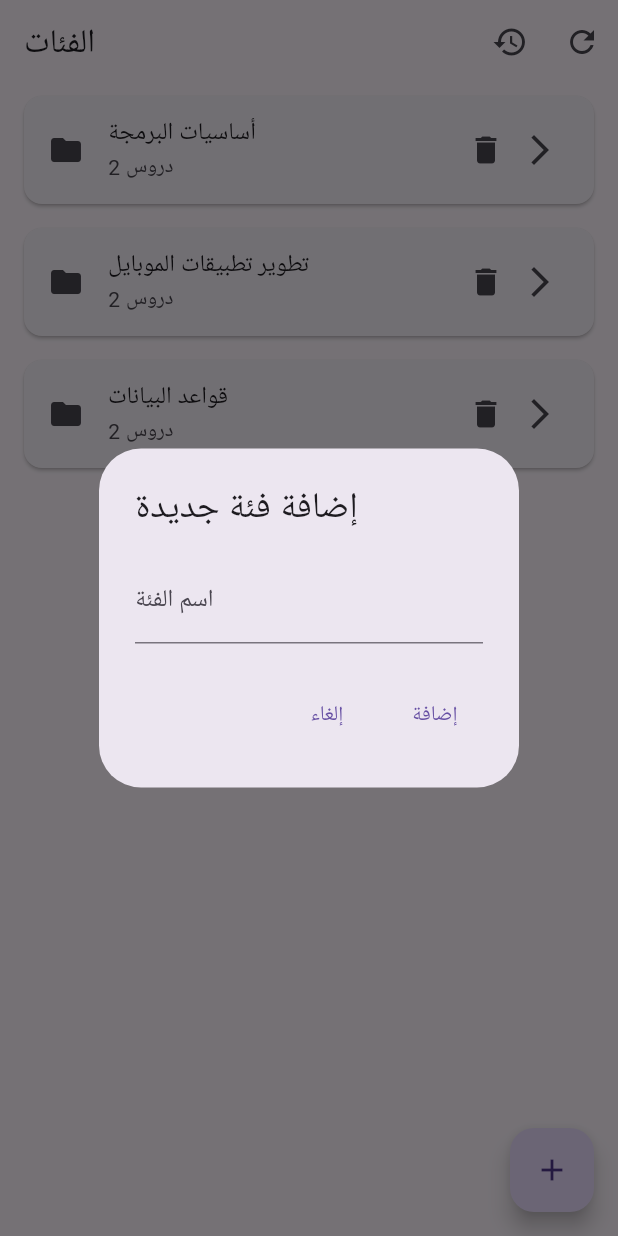
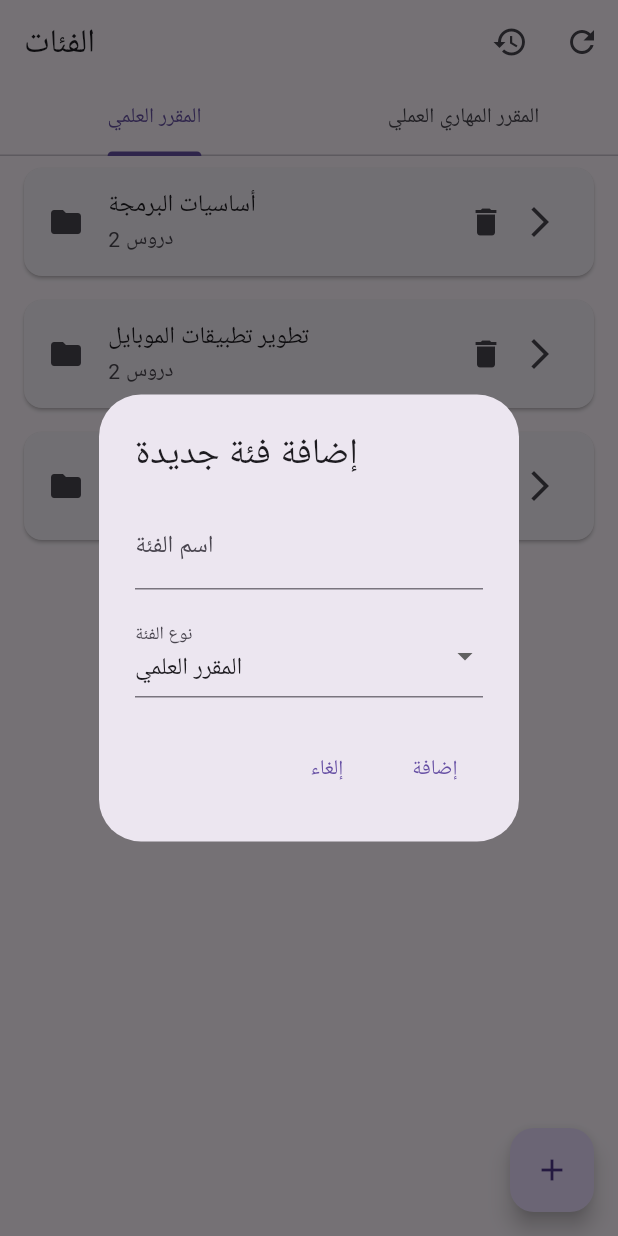
Before and after one commit to YZEngineer/videoplayer, a Flutter app: the screen it shows after launch, after a tap on the "add" icon, on a phone screen of 412 x 824 dp. Run offline on Flutter 3.47's test engine with Material 3 defaults, Android fonts, the phone set to English and light mode, and no system bars; our stand-ins replace sqflite, youtube_player_flutter; accounts and stored records are empty; Roboto replaces fonts that are missing (Cairo).

Commit message:
انشاء تبويبة للنوع الاخر ويوجد مشكلة في عرض الصفحة الرئيسية لكن  غير مهمة

```diff
--- a/lib/database/database_helper.dart
+++ b/lib/database/database_helper.dart
@@ -22,7 +22,7 @@ class DatabaseHelper {
 
     return await openDatabase(
       path,
-      version: 2,
+      version: 3,
       onCreate: _createDB,
       onUpgrade: _onUpgrade,
     );
@@ -32,7 +32,8 @@ class DatabaseHelper {
     await db.execute('''
       CREATE TABLE categories (
         id TEXT PRIMARY KEY,
-        name TEXT NOT NULL
+        name TEXT NOT NULL,
+        type TEXT NOT NULL DEFAULT 'المقرر العلمي'
       )
     ''');
 
@@ -71,12 +72,21 @@ class DatabaseHelper {
         )
       ''');
     }
+    if (oldVersion < 3) {
+      await db.execute(
+        'ALTER TABLE categories ADD COLUMN type TEXT NOT NULL DEFAULT "المقرر العلمي"',
+      );
+    }
   }
 
   // Category operations
   Future<String> insertCategory(Category category) async {
     final db = await database;
-    await db.insert('categories', {'id': category.id, 'name': category.name});
+    await db.insert('categories', {
+      'id': category.id,
+      'name': category.name,
+      'type': category.type,
+    });
     return category.id;
   }
 
@@ -87,6 +97,7 @@ class DatabaseHelper {
       return Category(
         id: maps[i]['id'],
         name: maps[i]['name'],
+        type: maps[i]['type'] ?? 'المقرر العلمي',
         lessons: [], // Will be populated separately
       );
     });
--- a/lib/helpers/category_helper.dart
+++ b/lib/helpers/category_helper.dart
@@ -42,6 +42,7 @@ class CategoryHelper {
       Category(
         id: 'cat_1',
         name: 'أساسيات البرمجة',
+        type: 'المقرر العلمي',
         lessons: [
           Lesson(
             id: 'lesson_1_1',
@@ -62,6 +63,7 @@ class CategoryHelper {
       Category(
         id: 'cat_2',
         name: 'تطوير تطبيقات الموبايل',
+        type: 'المقرر العلمي',
         lessons: [
           Lesson(
             id: 'lesson_2_1',
@@ -82,6 +84,7 @@ class CategoryHelper {
       Category(
         id: 'cat_3',
         name: 'قواعد البيانات',
+        type: 'المقرر العلمي',
         lessons: [
           Lesson(
             id: 'lesson_3_1',
@@ -96,6 +99,49 @@ class CategoryHelper {
             description: 'تعلم عمليات إنشاء وقراءة وتحديث وحذف البيانات',
             videoId: 'bVOrIqeJ3XE',
             categoryId: 'cat_3',
+          ),
+        ],
+      ),
+      // فئات المقرر المهاري العملي
+      Category(
+        id: 'cat_4',
+        name: 'الذكاء الاصطناعي',
+        type: 'المقرر المهاري العملي',
+        lessons: [
+          Lesson(
+            id: 'lesson_4_1',
+            title: 'مقدمة في الذكاء الاصطناعي',
+            description: 'تعرف على أساسيات الذكاء الاصطناعي',
+            videoId: 'bVOrIqeJ3XE',
+            categoryId: 'cat_4',
+          ),
+          Lesson(
+            id: 'lesson_4_2',
+            title: 'تعلم الآلة',
+            description: 'تعلم أساسيات تعلم الآلة وتطبيقاته',
+            videoId: 'bVOrIqeJ3XE',
+            categoryId: 'cat_4',
+          ),
+        ],
+      ),
+      Category(
+        id: 'cat_5',
+        name: 'تطوير الويب',
+        type: 'المقرر المهاري العملي',
+        lessons: [
+          Lesson(
+            id: 'lesson_5_1',
+            title: 'HTML و CSS',
+            description: 'تعلم أساسيات تطوير الويب',
+            videoId: 'bVOrIqeJ3XE',
+            categoryId: 'cat_5',
+          ),
+          Lesson(
+            id: 'lesson_5_2',
+            title: 'JavaScript',
+            description: 'تعلم برمجة JavaScript وتطبيقاتها',
+            videoId: 'bVOrIqeJ3XE',
+            categoryId: 'cat_5',
           ),
         ],
       ),
--- a/lib/models/category.dart
+++ b/lib/models/category.dart
@@ -3,16 +3,26 @@ import 'lesson.dart';
 class Category {
   final String id;
   final String name;
+  final String type;
   List<Lesson> lessons;
 
-  Category({required this.id, required this.name, List<Lesson>? lessons})
-    : lessons = lessons ?? [];
+  Category({
+    required this.id,
+    required this.name,
+    this.type = 'المقرر العلمي',
+    List<Lesson>? lessons,
+  }) : lessons = lessons ?? [];
 
   Map<String, dynamic> toMap() {
-    return {'id': id, 'name': name};
+    return {'id': id, 'name': name, 'type': type};
   }
 
   factory Category.fromMap(Map<String, dynamic> map) {
-    return Category(id: map['id'], name: map['name'], lessons: []);
+    return Category(
+      id: map['id'],
+      name: map['name'],
+      type: map['type'] ?? 'المقرر العلمي',
+      lessons: [],
+    );
   }
 }
--- a/lib/screens/categories_screen.dart
+++ b/lib/screens/categories_screen.dart
@@ -11,14 +11,23 @@ class CategoriesScreen extends StatefulWidget {
   State<CategoriesScreen> createState() => _CategoriesScreenState();
 }
 
-class _CategoriesScreenState extends State<CategoriesScreen> {
+class _CategoriesScreenState extends State<CategoriesScreen>
+    with SingleTickerProviderStateMixin {
   List<Category> _categories = [];
   bool _isLoading = true;
+  late TabController _tabController;
 
   @override
   void initState() {
     super.initState();
+    _tabController = TabController(length: 2, vsync: this);
     _initializeDatabase();
+  }
+
+  @override
+  void dispose() {
+    _tabController.dispose();
+    super.dispose();
   }
 
   Future<void> _initializeDatabase() async {
@@ -160,6 +169,13 @@ class _CategoriesScreenState extends State<CategoriesScreen> {
     return Scaffold(
       appBar: AppBar(
         title: const Text('الفئات'),
+        bottom: TabBar(
+          controller: _tabController,
+          tabs: const [
+            Tab(text: 'المقرر العلمي'),
+            Tab(text: 'المقرر المهاري العملي'),
+          ],
+        ),
         actions: [
           IconButton(
             icon: const Icon(Icons.restore),
@@ -178,19 +194,31 @@ class _CategoriesScreenState extends State<CategoriesScreen> {
       ),
       body: _isLoading
           ? const Center(child: CircularProgressIndicator())
-          : _categories.isEmpty
-          ? const Center(child: Text('لا توجد فئات متاحة'))
+          : TabBarView(
+              controller: _tabController,
+              children: [
+                _buildCategoryList('المقرر العلمي'),
+                _buildCategoryList('المقرر المهاري العملي'),
+              ],
+            ),
+    );
+  }
+
+  Widget _buildCategoryList(String type) {
+    final filteredCategories = _categories
+        .where((c) => c.type == type)
+        .toList();
+
+    return filteredCategories.isEmpty
+        ? Center(child: Text('لا توجد فئات من $type'))
         : ListView.builder(
-              itemCount: _categories.length,
+            itemCount: filteredCategories.length,
             itemBuilder: (context, index) {
-                final category = _categories[index];
+              final category = filteredCategories[index];
               final isCompleted = _isCategoryCompleted(category);
 
               return Card(
-                  margin: const EdgeInsets.symmetric(
-                    horizontal: 16,
-                    vertical: 8,
-                  ),
+                margin: const EdgeInsets.symmetric(horizontal: 16, vertical: 8),
                 color: isCompleted ? Colors.green.shade50 : null,
                 child: ListTile(
                   leading: Icon(
@@ -233,12 +261,12 @@ class _CategoriesScreenState extends State<CategoriesScreen> {
                 ),
               );
             },
-            ),
           );
   }
 
   Future<void> _showAddCategoryDialog(BuildContext context) async {
     final nameController = TextEditingController();
+    String selectedType = 'المقرر العلمي';
     bool isLoading = false;
 
     final result = await showDialog<bool>(
@@ -256,6 +284,28 @@ class _CategoriesScreenState extends State<CategoriesScreen> {
                   hintText: 'أدخل اسم الفئة',
                 ),
                 enabled: !isLoading,
+              ),
+              const SizedBox(height: 16),
+              DropdownButtonFormField<String>(
+                value: selectedType,
+                decoration: const InputDecoration(labelText: 'نوع الفئة'),
+                items: const [
+                  DropdownMenuItem(
+                    value: 'المقرر العلمي',
+                    child: Text('المقرر العلمي'),
+                  ),
+                  DropdownMenuItem(
+                    value: 'المقرر المهاري العملي',
+                    child: Text('المقرر المهاري العملي'),
+                  ),
+                ],
+                onChanged: isLoading
+                    ? null
+                    : (value) {
+                        if (value != null) {
+                          setState(() => selectedType = value);
+                        }
+                      },
               ),
               if (isLoading)
                 const Padding(
@@ -279,6 +329,7 @@ class _CategoriesScreenState extends State<CategoriesScreen> {
                           final category = Category(
                             id: 'cat_${DateTime.now().millisecondsSinceEpoch}',
                             name: nameController.text,
+                            type: selectedType,
                             lessons: [],
                           );
                           await CategoryHelper.instance.addCategory(category);
```
Lines whose indentation alone changed are shown as unchanged.
